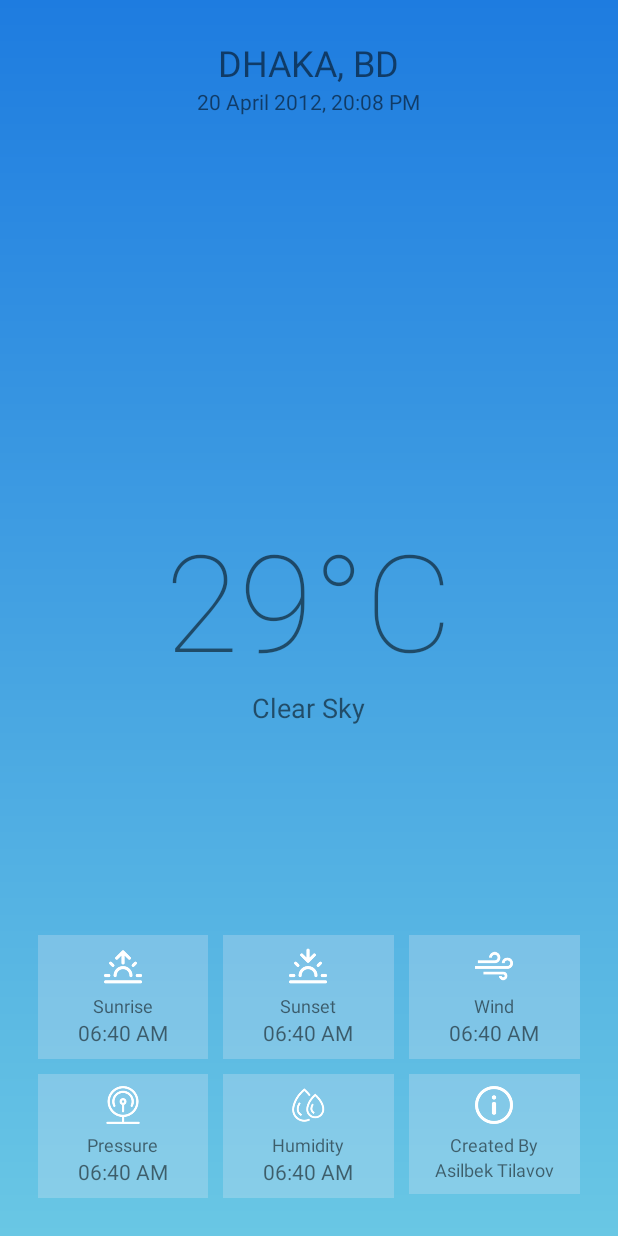
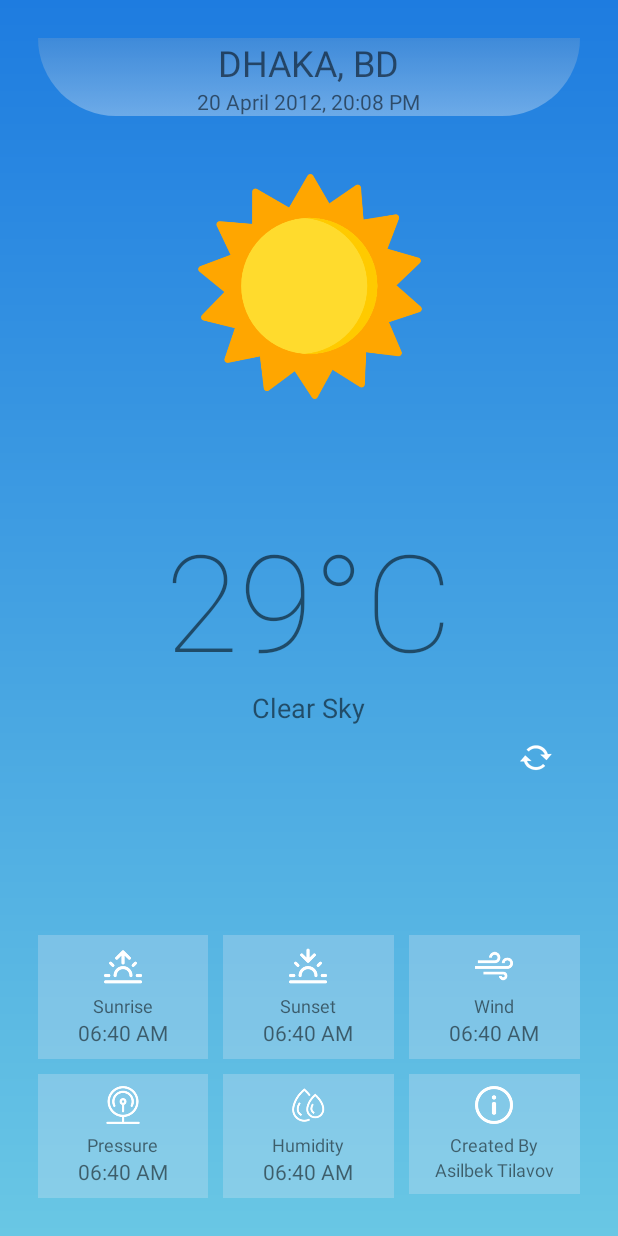
Before and after one commit to TheBukharian/Weather-app, an Android app: the layout activity_main.xml on its own in the app's theme, with its tools: preview values and no code run, on a phone screen of 412 x 824 dp. Run offline under Robolectric (Android 15) with nearby library versions, the phone set to English and light mode, and no system bars.

Commit message:
weather images added

```diff
--- /dev/null
+++ b/app/src/main/res/drawable/address.xml
@@ -0,0 +1,11 @@
+<?xml version="1.0" encoding="utf-8"?>
+<selector xmlns:android="http://schemas.android.com/apk/res/android">
+    <item android:bottom="10dp" android:left="1dp" android:right="1dp">
+        <shape>
+            <solid android:color="#CFA933"/>
+            <corners android:bottomRightRadius="333dp" android:bottomLeftRadius="333dp"/>
+            <gradient android:angle="90" android:startColor="#56F8F8F8"  android:endColor="#31BEBCBC"/>
+
+        </shape>
+    </item>
+</selector>
--- /dev/null
+++ b/app/src/main/res/drawable/update_btn.xml
@@ -0,0 +1,25 @@
+<?xml version="1.0" encoding="utf-8"?>
+<selector xmlns:android="http://schemas.android.com/apk/res/android">
+    <item>
+        <layer-list>
+            <item  android:left="1dp" android:right="1dp">
+
+                <shape>
+                    <gradient android:angle="270"
+                        android:endColor="#001B1B1B" android:startColor="#0030302F" />
+                    <corners  android:radius="200dp" />
+
+                </shape>
+            </item>
+            <item android:bottom="10dp" android:left="1dp" android:right="1dp">
+                <shape>
+                    <gradient android:angle="270"
+                        android:endColor="#001B1B1B" android:startColor="#001B1B1B" />
+                    <corners android:radius="400dp" />
+                    <padding android:bottom="1dp"
+                         android:top="10dp" />
+                </shape>
+            </item>
+        </layer-list>
+    </item>
+</selector>
--- a/app/src/main/res/layout/activity_main.xml
+++ b/app/src/main/res/layout/activity_main.xml
@@ -10,15 +10,29 @@
 
     <RelativeLayout android:id="@+id/mainContainer" android:layout_width="match_parent"
         android:layout_height="match_parent" android:visibility="visible">
-        <LinearLayout android:id="@+id/addressContainer" android:layout_width="match_parent"
-            android:layout_height="wrap_content" android:orientation="vertical"
-            android:gravity="center">
-            <TextView android:id="@+id/address" android:layout_width="wrap_content"
-                android:layout_height="wrap_content" android:textSize="24dp"
-                android:text="DHAKA, BD"/>
-            <TextView android:id="@+id/updated_at" android:layout_width="wrap_content"
-                android:layout_height="wrap_content" android:textSize="14dp"
-                android:text="20 April 2012, 20:08 PM"/>
+
+        <LinearLayout
+            android:id="@+id/addressContainer"
+            android:layout_width="match_parent"
+            android:layout_height="wrap_content"
+            android:background="@drawable/address"
+            android:gravity="center"
+            android:orientation="vertical">
+
+            <TextView
+                android:id="@+id/address"
+                android:layout_width="wrap_content"
+                android:layout_height="wrap_content"
+                android:text="DHAKA, BD"
+                android:textSize="24dp" />
+
+            <TextView
+                android:id="@+id/updated_at"
+                android:layout_width="wrap_content"
+                android:layout_height="wrap_content"
+                android:text="20 April 2012, 20:08 PM"
+                android:textSize="14dp" />
+
         </LinearLayout>
 
 
@@ -149,6 +163,35 @@
             </LinearLayout>
         </LinearLayout>
 
+        <Button
+            android:id="@+id/button"
+            android:layout_width="43dp"
+            android:layout_height="30dp"
+            android:layout_marginLeft="320dp"
+            android:layout_marginTop="460dp"
+            android:drawableStart="@android:drawable/stat_notify_sync"
+            android:background="@drawable/update_btn" />
+
+        <LinearLayout
+            android:layout_width="381dp"
+            android:layout_height="191dp"
+            android:layout_alignParentStart="true"
+            android:layout_alignParentEnd="true"
+            android:layout_marginStart="1dp"
+            android:layout_marginTop="70dp"
+            android:layout_marginEnd="0dp"
+            android:gravity="center"
+            android:orientation="horizontal">
+
+            <ImageView
+                android:id="@+id/imageView"
+                android:layout_width="300dp"
+                android:layout_height="150dp"
+                android:layout_weight="1"
+                app:srcCompat="@drawable/sunny" />
+        </LinearLayout>
+
+
     </RelativeLayout>
 
 
```
Also changed, not shown: app/src/main/res/drawable/clouds.png (added), app/src/main/res/drawable/rain.png (added), app/src/main/res/drawable/snowflake.png (added), app/src/main/res/drawable/sunny.png (added).
